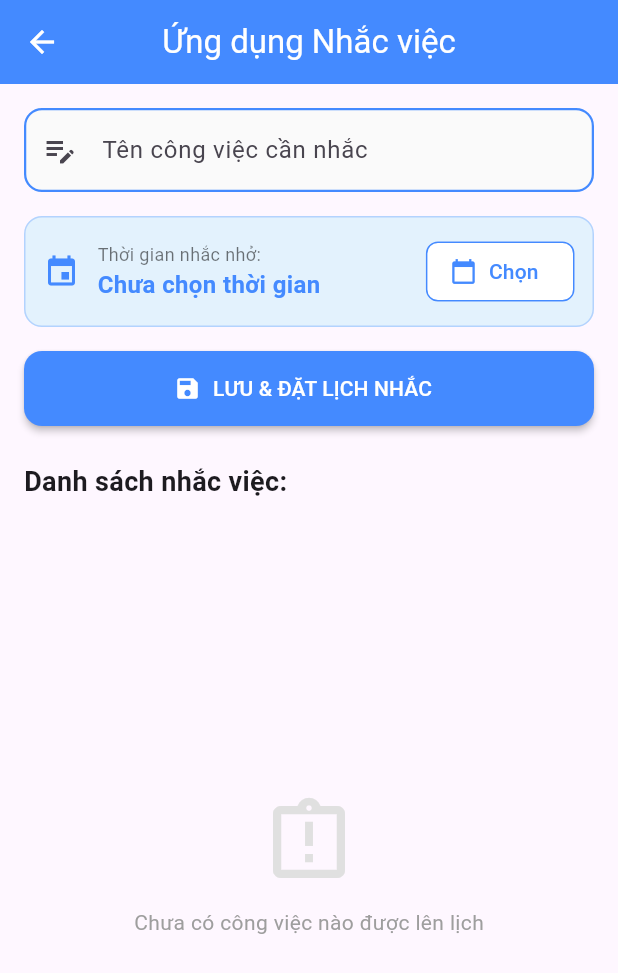
After one commit to Johnyyd/LTDD, a Flutter app: the screen it shows after launch, after a tap on "Bai 3", on a phone screen of 412 x 824 dp. The commit adds this screen. Shown: the top 973 px of the screen. Run offline on Flutter 3.47's test engine with Material 3 defaults, Android fonts, the phone set to English and light mode, and no system bars; our stand-ins replace audioplayers, flutter_contacts, flutter_local_notifications, geolocator, google_maps_flutter, image_picker and 4 more; missing offline and left inert: another_telephony; accounts and stored records are empty.

Commit message:
feat: implement todo reminder system with local file storage and scheduled notifications (bai2, bai3)

```diff
--- /dev/null
+++ b/Buoi8/bai08_notificationvafile/lib/bttl/models/todo.dart
@@ -0,0 +1,17 @@
+class Todo {
+  String title;
+  DateTime time;
+  // khởi tạo
+  Todo({required this.title, required this.time});
+  // convert -> string
+  String toFileString() {
+    return "$title|${time.toIso8601String()}";
+  }
+
+  // parse <- string
+  static Todo fromString(String line) {
+    final parts = line.split("|");
+
+    return Todo(title: parts[0], time: DateTime.parse(parts[1]));
+  }
+}
--- /dev/null
+++ b/Buoi8/bai08_notificationvafile/lib/bttl/services/bai2.dart
@@ -0,0 +1,37 @@
+import 'dart:io';
+import 'package:path_provider/path_provider.dart';
+import '../models/todo.dart';
+
+class FileService {
+  Future<String> get _path async {
+    final dir = await getApplicationDocumentsDirectory();
+    return dir.path;
+  }
+
+  Future<File> get _file async {
+    final path = await _path;
+    return File('$path/todo.txt');
+  }
+
+  Future<void> saveTodos(List<Todo> todos) async {
+    final file = await _file;
+    String data = todos.map((e) => e.toFileString()).join("\n");
+    await file.writeAsString(data);
+  }
+
+  // Đọc dữ liệu từ file và trả về danh sách Todo
+  Future<List<Todo>> loadTodos() async {
+    try {
+      final file = await _file;
+      final content = await file.readAsString();
+
+      return content
+          .split("\n")
+          .where((e) => e.isNotEmpty)
+          .map((e) => Todo.fromString(e))
+          .toList();
+    } catch (e) {
+      return [];
+    }
+  }
+}
--- /dev/null
+++ b/Buoi8/bai08_notificationvafile/lib/bttl/services/bai3.dart
@@ -0,0 +1,8 @@
+import '../views/screen_todo_remind.dart';
+import 'bai2.dart';
+
+// Đây là file dịch vụ cho bài 3, sử dụng kết hợp dịch vụ ở bài 1 và bài 2
+// Bài 3: Ứng dụng nhắc việc (Remind Todo App)
+
+const ScreenTodoRemind screenTodoRemind = ScreenTodoRemind();
+final FileService fileService = FileService();
--- /dev/null
+++ b/Buoi8/bai08_notificationvafile/lib/bttl/views/screen_todo_remind.dart
@@ -0,0 +1,293 @@
+import 'package:flutter/material.dart';
+import 'package:intl/intl.dart';
+import '../models/todo.dart';
+import '../services/bai1.dart';
+import '../services/bai2.dart';
+
+class ScreenTodoRemind extends StatefulWidget {
+  const ScreenTodoRemind({super.key});
+
+  @override
+  State<ScreenTodoRemind> createState() => _ScreenTodoRemindState();
+}
+
+class _ScreenTodoRemindState extends State<ScreenTodoRemind> {
+  final TextEditingController controller = TextEditingController();
+  final FileService fileService = FileService();
+  final NotificationService notificationService = NotificationService();
+
+  List<Todo> todos = [];
+  DateTime? selectedTime;
+
+  @override
+  void initState() {
+    super.initState();
+    loadData();
+    // Khởi tạo notification service
+    notificationService.init();
+  }
+
+  void loadData() async {
+    todos = await fileService.loadTodos();
+    setState(() {});
+  }
+
+  void addTodo() async {
+    if (controller.text.isEmpty || selectedTime == null) return;
+
+    final todo = Todo(title: controller.text, time: selectedTime!);
+
+    // 1. Lưu vào file (từ bài 2)
+    todos.add(todo);
+    await fileService.saveTodos(todos);
+
+    // 2. Hiển thị notification đã thêm lịch (từ bài 3)
+    await notificationService.showSimpleNotification(
+      title: 'Đã thêm lịch nhắc',
+      body: 'Công việc: ${todo.title} vào lúc ${formatTime(todo.time)}',
+    );
+
+    // 3. Thiết lập lịch cho công việc (từ bài 3)
+    await notificationService.scheduleNotificationAt(
+      id: todos.length, // ID duy nhất cho mỗi notification
+      title: 'Nhắc việc: ${todo.title}',
+      body: 'Đã đến giờ thực hiện công việc bạn đã hẹn!',
+      scheduledTime: todo.time,
+    );
+
+    controller.clear();
+    selectedTime = null;
+
+    setState(() {});
+
+    if (mounted) {
+      ScaffoldMessenger.of(context).showSnackBar(
+        const SnackBar(content: Text('Đã lưu công việc và đặt lịch nhắc!')),
+      );
+    }
+  }
+
+  // CHỌN NGÀY + GIỜ
+  void pickDateTime() async {
+    final date = await showDatePicker(
+      context: context,
+      firstDate: DateTime.now(),
+      lastDate: DateTime(2100),
+      initialDate: DateTime.now(),
+    );
+
+    if (date != null) {
+      if (!mounted) return;
+      final time = await showTimePicker(
+        context: context,
+        initialTime: TimeOfDay.now(),
+      );
+
+      if (time != null) {
+        selectedTime = DateTime(
+          date.year,
+          date.month,
+          date.day,
+          time.hour,
+          time.minute,
+        );
+        setState(() {});
+      }
+    }
+  }
+
+  String formatTime(DateTime time) {
+    return DateFormat("dd/MM/yyyy HH:mm").format(time);
+  }
+
+  @override
+  Widget build(BuildContext context) {
+    final List<Color> colors = [
+      Colors.indigo.shade100,
+      Colors.teal.shade100,
+      Colors.amber.shade100,
+      Colors.deepOrange.shade100,
+      Colors.cyan.shade100,
+    ];
+
+    Color getTextColor(Color bg) {
+      return bg.computeLuminance() > 0.5 ? Colors.black87 : Colors.white;
+    }
+
+    return Scaffold(
+      appBar: AppBar(
+        title: const Text("Ứng dụng Nhắc việc"),
+        centerTitle: true,
+        backgroundColor: Colors.blueAccent,
+        foregroundColor: Colors.white,
+      ),
+      body: Padding(
+        padding: const EdgeInsets.all(16),
+        child: Column(
+          children: [
+            // Nhập công việc
+            TextField(
+              controller: controller,
+              decoration: InputDecoration(
+                labelText: "Tên công việc cần nhắc",
+                prefixIcon: const Icon(Icons.edit_note),
+                filled: true,
+                fillColor: Colors.grey.shade50,
+                enabledBorder: OutlineInputBorder(
+                  borderSide: const BorderSide(color: Colors.blueAccent, width: 1.5),
+                  borderRadius: BorderRadius.circular(12),
+                ),
+                focusedBorder: OutlineInputBorder(
+                  borderSide: const BorderSide(color: Colors.blue, width: 2),
+                  borderRadius: BorderRadius.circular(12),
+                ),
+              ),
+            ),
+            const SizedBox(height: 16),
+            // Chọn thời gian
+            Container(
+              padding: const EdgeInsets.all(12),
+              decoration: BoxDecoration(
+                color: Colors.blue.shade50,
+                borderRadius: BorderRadius.circular(12),
+                border: Border.all(color: Colors.blueAccent.withAlpha(77)),
+              ),
+              child: Row(
+                children: [
+                  const Icon(Icons.event, color: Colors.blueAccent),
+                  const SizedBox(width: 12),
+                  Expanded(
+                    child: Column(
+                      crossAxisAlignment: CrossAxisAlignment.start,
+                      children: [
+                        const Text(
+                          "Thời gian nhắc nhở:",
+                          style: TextStyle(fontSize: 12, color: Colors.black54),
+                        ),
+                        Text(
+                          selectedTime == null
+                              ? "Chưa chọn thời gian"
+                              : formatTime(selectedTime!),
+                          style: const TextStyle(
+                            fontSize: 16,
+                            fontWeight: FontWeight.bold,
+                            color: Colors.blueAccent,
+                          ),
+                        ),
+                      ],
+                    ),
+                  ),
+                  ElevatedButton.icon(
+                    onPressed: pickDateTime,
+                    icon: const Icon(Icons.calendar_today, size: 18),
+                    label: const Text("Chọn"),
+                    style: ElevatedButton.styleFrom(
+                      backgroundColor: Colors.white,
+                      foregroundColor: Colors.blueAccent,
+                      elevation: 0,
+                      side: const BorderSide(color: Colors.blueAccent),
+                      shape: RoundedRectangleBorder(
+                        borderRadius: BorderRadius.circular(8),
+                      ),
+                    ),
+                  ),
+                ],
+              ),
+            ),
+            const SizedBox(height: 16),
+            // Nút Lưu
+            SizedBox(
+              width: double.infinity,
+              height: 50,
+              child: ElevatedButton.icon(
+                onPressed: addTodo,
+                icon: const Icon(Icons.save),
+                label: const Text("LƯU & ĐẶT LỊCH NHẮC"),
+                style: ElevatedButton.styleFrom(
+                  backgroundColor: Colors.blueAccent,
+                  foregroundColor: Colors.white,
+                  shape: RoundedRectangleBorder(
+                    borderRadius: BorderRadius.circular(12),
+                  ),
+                  elevation: 2,
+                ),
+              ),
+            ),
+            const SizedBox(height: 24),
+            // Danh sách hiển thị
+            const Align(
+              alignment: Alignment.centerLeft,
+              child: Text(
+                "Danh sách nhắc việc:",
+                style: TextStyle(fontSize: 18, fontWeight: FontWeight.bold),
+              ),
+            ),
+            const SizedBox(height: 12),
+            Expanded(
+              child: todos.isEmpty
+                  ? Center(
+                      child: Column(
+                        mainAxisAlignment: MainAxisAlignment.center,
+                        children: [
+                          Icon(Icons.assignment_late_outlined, size: 64, color: Colors.grey.shade300),
+                          const SizedBox(height: 12),
+                          const Text("Chưa có công việc nào được lên lịch", style: TextStyle(color: Colors.grey)),
+                        ],
+                      ),
+                    )
+                  : ListView.builder(
+                      itemCount: todos.length,
+                      itemBuilder: (context, index) {
+                        final t = todos[todos.length - 1 - index]; // Đảo ngược để thấy cái mới nhất
+                        final Color bgColor = colors[index % colors.length];
+                        return Card(
+                          elevation: 1,
+                          margin: const EdgeInsets.only(bottom: 12),
+                          shape: RoundedRectangleBorder(borderRadius: BorderRadius.circular(12)),
+                          color: bgColor,
+                          child: ListTile(
+                            contentPadding: const EdgeInsets.symmetric(horizontal: 16, vertical: 8),
+                            leading: CircleAvatar(
+                              backgroundColor: Colors.white.withAlpha(128),
+                              child: const Icon(Icons.notifications_active, color: Colors.blueAccent),
+                            ),
+                            title: Text(
+                              t.title,
+                              style: TextStyle(
+                                color: getTextColor(bgColor),
+                                fontWeight: FontWeight.bold,
+                                fontSize: 16,
+                              ),
+                            ),
+                            subtitle: Row(
+                              children: [
+                                const Icon(Icons.access_time, size: 14, color: Colors.black54),
+                                const SizedBox(width: 4),
+                                Text(
+                                  formatTime(t.time),
+                                  style: TextStyle(
+                                    color: getTextColor(bgColor).withAlpha(179),
+                                  ),
+                                ),
+                              ],
+                            ),
+                            trailing: IconButton(
+                              icon: const Icon(Icons.delete_outline, color: Colors.redAccent),
+                              onPressed: () async {
+                                setState(() {
+                                  todos.remove(t);
+                                });
+                                await fileService.saveTodos(todos);
+                              },
+                            ),
+                          ),
+                        );
+                      },
+                    ),
+            ),
+          ],
+        ),
+      ),
+    );
+  }
+}
--- a/Buoi8/bai08_notificationvafile/lib/main.dart
+++ b/Buoi8/bai08_notificationvafile/lib/main.dart
@@ -1,6 +1,8 @@
 import 'package:flutter/material.dart';
-import 'package:bai08_notificationvafile/bttl/services/bai1.dart';
-import 'package:bai08_notificationvafile/bttl/views/screen_noti_ex.dart';
+import 'bttl/services/bai1.dart';
+import 'bttl/views/screen_noti_ex.dart';
+import 'bttl/views/screen_todo.dart';
+import 'bttl/views/screen_todo_remind.dart';
 
 void main() async {
   WidgetsFlutterBinding.ensureInitialized();
@@ -11,15 +13,85 @@ void main() async {
 
 class MyApp extends StatelessWidget {
   const MyApp({super.key});
-
   @override
   Widget build(BuildContext context) {
     return MaterialApp(
+      title: 'Notification va File',
+      theme: ThemeData(primarySwatch: Colors.blue),
       debugShowCheckedModeBanner: false,
-      theme: ThemeData(
-        scaffoldBackgroundColor: Colors.white, // nền trắng toàn app
+      home: Builder(
+        builder: (context) => Scaffold(
+          appBar: AppBar(title: const Text('Notification va File')),
+          body: Center(
+            child: Column(
+              mainAxisAlignment: MainAxisAlignment.center,
+              children: [
+                SizedBox(
+                  width: 200,
+                  height: 50,
+                  child: ElevatedButton(
+                    style: ElevatedButton.styleFrom(
+                      backgroundColor: Colors.red,
+                    ),
+                    onPressed: () {
+                      Navigator.push(
+                        context,
+                        MaterialPageRoute(
+                          builder: (context) => const ScreenNotiEx(),
+                        ),
+                      );
+                    },
+                    child: const Text(
+                      'Bai 1',
+                      style: TextStyle(color: Colors.white),
+                    ),
+                  ),
+                ),
+                const SizedBox(height: 20),
+                SizedBox(
+                  width: 200,
+                  height: 50,
+                  child: ElevatedButton(
+                    style: ElevatedButton.styleFrom(
+                      backgroundColor: Colors.green,
+                    ),
+                    onPressed: () {
+                      Navigator.push(
+                        context,
+                        MaterialPageRoute(builder: (context) => ScreenTodo()),
+                      );
+                    },
+                    child: const Text(
+                      'Bai 2',
+                      style: TextStyle(color: Colors.white),
+                    ),
+                  ),
+                ),
+                const SizedBox(height: 20),
+                SizedBox(
+                  width: 200,
+                  height: 50,
+                  child: ElevatedButton(
+                    style: ElevatedButton.styleFrom(
+                      backgroundColor: Colors.blueAccent,
+                    ),
+                    onPressed: () {
+                      Navigator.push(
+                        context,
+                        MaterialPageRoute(builder: (context) => const ScreenTodoRemind()),
+                      );
+                    },
+                    child: const Text(
+                      'Bai 3',
+                      style: TextStyle(color: Colors.white),
+                    ),
+                  ),
+                ),
+              ],
+            ),
+          ),
+        ),
       ),
-      home: ScreenNotiEx(),
     );
   }
 }
--- a/Buoi8/bai08_notificationvafile/pubspec.yaml
+++ b/Buoi8/bai08_notificationvafile/pubspec.yaml
@@ -38,6 +38,7 @@ dependencies:
   cupertino_icons: ^1.0.8
   permission_handler: ^12.0.1
   intl: ^0.19.0
+  path_provider: ^2.1.5
 
 dev_dependencies:
   flutter_test:
```
Also changed, not shown: Buoi8/bai08_notificationvafile/lib/bttl/services/bai1.dart (+22 -0 lines), Buoi8/bai08_notificationvafile/lib/bttl/views/screen_todo.dart (added, +216 -0 lines), Buoi8/bai08_notificationvafile/pubspec.lock, 2 other files.
